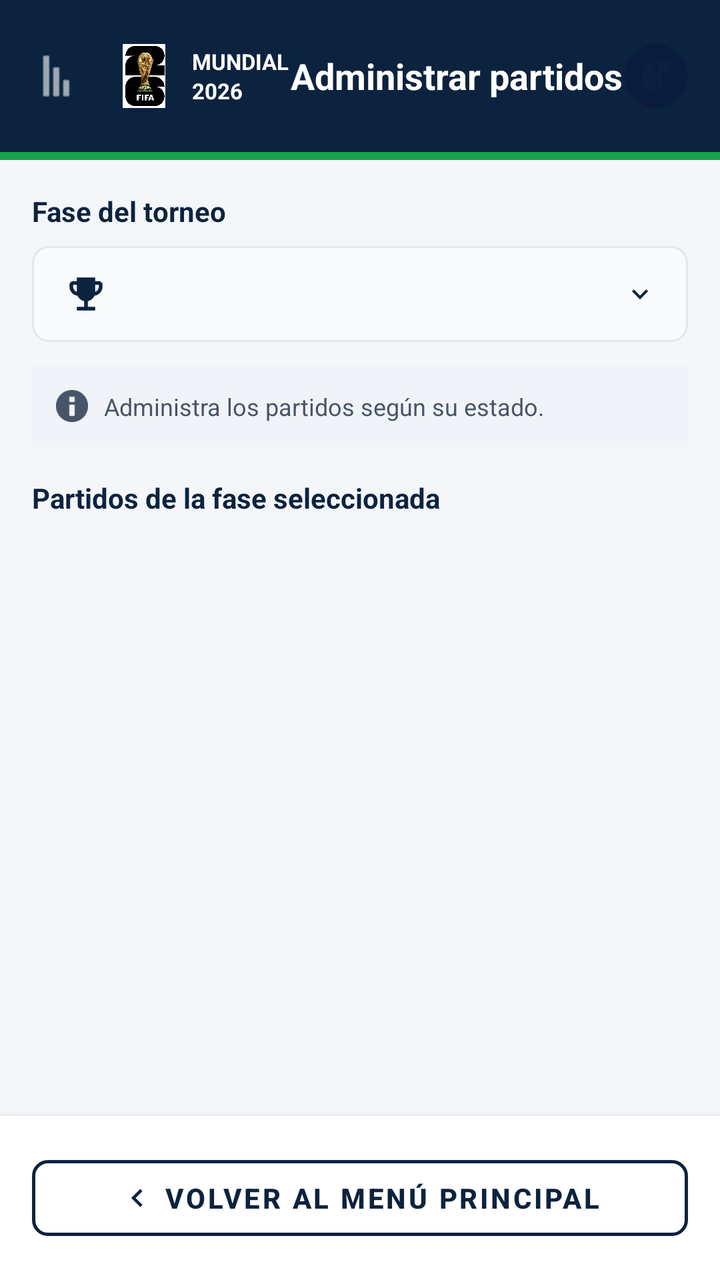
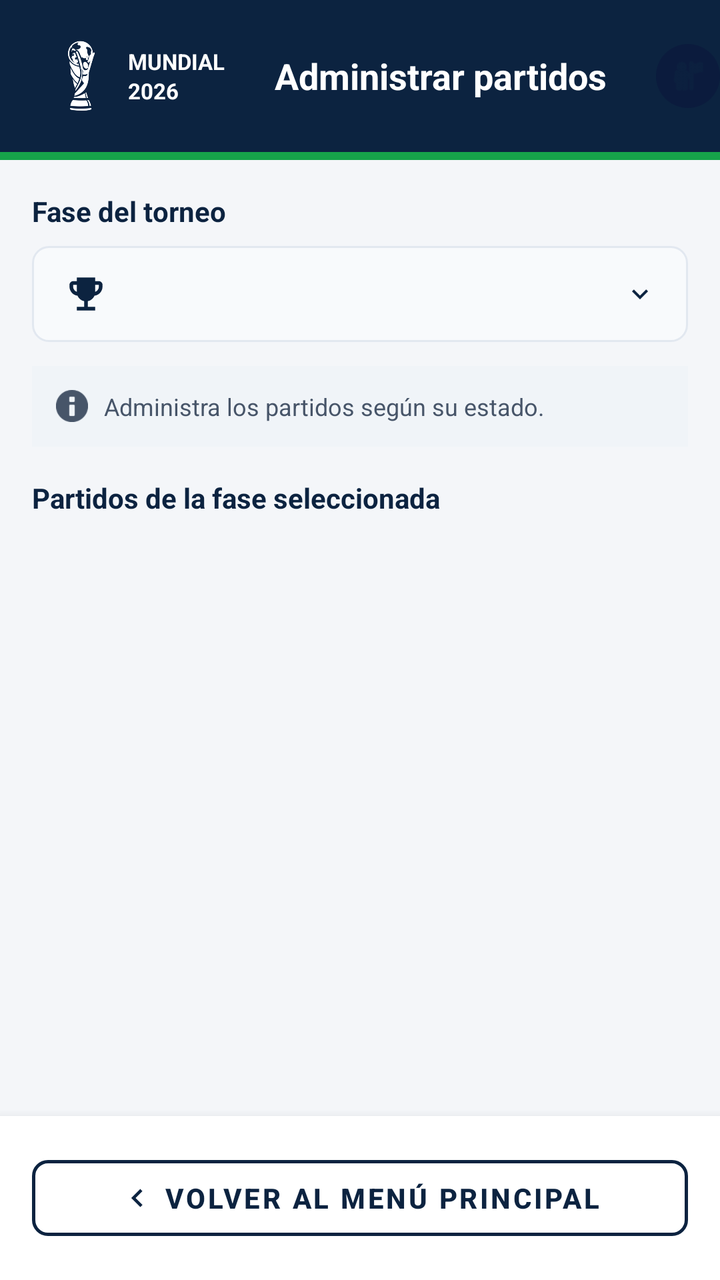

Two renders of the same Android screen: before a commit and after it. Below are the layout's source before the change and the commit's diff.
<!-- AndroidManifest.xml: application theme Theme.POO4_2P_GUERRERO_MARQUEZ_PALAGUACHI -->
<!-- res/layout/activity_administrar_partidos.xml -->
<?xml version="1.0" encoding="utf-8"?>
<LinearLayout xmlns:android="http://schemas.android.com/apk/res/android"
    xmlns:app="http://schemas.android.com/apk/res-auto"
    android:layout_width="match_parent"
    android:layout_height="match_parent"
    android:background="#F4F6F9"
    android:orientation="vertical">

    <LinearLayout
        android:layout_width="match_parent"
        android:layout_height="76dp"
        android:background="#0C2340"
        android:gravity="center_vertical"
        android:orientation="horizontal"
        android:paddingHorizontal="16dp">

        <ImageView
            android:layout_width="24dp"
            android:layout_height="24dp"
            android:src="@android:drawable/ic_menu_sort_by_size"
            android:rotation="-90"
            app:tint="#FFFFFF" />

        <ImageView
            android:layout_width="32dp"
            android:layout_height="32dp"
            android:layout_marginStart="16dp"
            android:src="@drawable/logo_mundial_2026" />

        <LinearLayout
            android:layout_width="wrap_content"
            android:layout_height="wrap_content"
            android:layout_marginStart="8dp"
            android:orientation="vertical">

            <TextView
                android:layout_width="wrap_content"
                android:layout_height="wrap_content"
                android:text="MUNDIAL"
                android:textColor="#FFFFFF"
                android:textSize="11sp"
                android:textStyle="bold" />
            <TextView
                android:layout_width="wrap_content"
                android:layout_height="wrap_content"
                android:text="2026"
                android:textColor="#FFFFFF"
                android:textSize="11sp"
                android:textStyle="bold" />
        </LinearLayout>

        <TextView
            android:layout_width="0dp"
            android:layout_height="wrap_content"
            android:layout_weight="1"
            android:gravity="center"
            android:text="Administrar partidos"
            android:textColor="#FFFFFF"
            android:textSize="18sp"
            android:textStyle="bold" />

        <ImageView
            android:layout_width="32dp"
            android:layout_height="32dp"
            android:background="@drawable/shape_circle_avatar"
            android:padding="6dp"
            android:src="@android:drawable/ic_menu_myplaces"
            app:tint="#0C2340" />
    </LinearLayout>

    <View
        android:layout_width="match_parent"
        android:layout_height="4dp"
        android:background="#16A34A" />

    <ScrollView
        android:layout_width="match_parent"
        android:layout_height="0dp"
        android:layout_weight="1"
        android:fillViewport="true">

        <LinearLayout
            android:layout_width="match_parent"
            android:layout_height="wrap_content"
            android:orientation="vertical"
            android:padding="16dp">

            <TextView
                android:layout_width="wrap_content"
                android:layout_height="wrap_content"
                android:layout_marginBottom="8dp"
                android:text="Fase del torneo"
                android:textColor="#0C2340"
                android:textSize="14sp"
                android:textStyle="bold" />

            <LinearLayout
                android:layout_width="match_parent"
                android:layout_height="48dp"
                android:background="@drawable/spinner_background"
                android:gravity="center_vertical"
                android:orientation="horizontal"
                android:paddingHorizontal="16dp">

                <ImageView
                    android:layout_width="22dp"
                    android:layout_height="22dp"
                    android:src="@drawable/ic_copa"
                    app:tint="#0C2340" />

                <Spinner
                    android:id="@+id/spinnerFasesAdmin"
                    android:layout_width="0dp"
                    android:layout_height="match_parent"
                    android:layout_weight="1"
                    android:layout_marginStart="12dp"
                    android:background="@android:color/transparent" />

                <ImageView
                    android:layout_width="16dp"
                    android:layout_height="16dp"
                    android:layout_marginStart="8dp"
                    android:src="@drawable/ic_flecha_derecha"
                    android:rotation="90"
                    app:tint="#0C2340" />
            </LinearLayout>

            <LinearLayout
                android:layout_width="match_parent"
                android:layout_height="wrap_content"
                android:layout_marginTop="12dp"
                android:background="#F0F4F8"
                android:padding="12dp"
                android:gravity="center_vertical"
                android:orientation="horizontal">

                <ImageView
                    android:layout_width="16dp"
                    android:layout_height="16dp"
                    android:src="@android:drawable/ic_dialog_info"
                    app:tint="#475569" />

                <TextView
                    android:layout_width="wrap_content"
                    android:layout_height="wrap_content"
                    android:layout_marginStart="8dp"
                    android:text="Administra los partidos según su estado."
                    android:textColor="#475569"
                    android:textSize="12sp" />
            </LinearLayout>

            <TextView
                android:layout_width="wrap_content"
                android:layout_height="wrap_content"
                android:layout_marginTop="16dp"
                android:layout_marginBottom="8dp"
                android:text="Partidos de la fase seleccionada"
                android:textColor="#0C2340"
                android:textSize="14sp"
                android:textStyle="bold" />

            <LinearLayout
                android:id="@+id/contenedorPartidosAdmin"
                android:layout_width="match_parent"
                android:layout_height="wrap_content"
                android:orientation="vertical"
                android:paddingBottom="16dp" />

        </LinearLayout>
    </ScrollView>

    <LinearLayout
        android:layout_width="match_parent"
        android:layout_height="wrap_content"
        android:background="#FFFFFF"
        android:elevation="8dp"
        android:padding="16dp">

        <Button
            android:id="@+id/btnVolverAdmin"
            style="@style/Widget.MaterialComponents.Button.OutlinedButton"
            android:layout_width="match_parent"
            android:layout_height="50dp"
            android:onClick="volverAlMenu"
            android:text="Volver al menú principal"
            android:textColor="#0C2340"
            android:textSize="14sp"
            android:textStyle="bold"
            app:cornerRadius="8dp"
            app:icon="@drawable/ic_flecha_izquierda"
            app:iconGravity="textStart"
            app:iconTint="#0C2340"
            app:strokeColor="#0C2340"
            app:strokeWidth="1.5dp" />
    </LinearLayout>

</LinearLayout>
<!-- resources referenced by this layout -->
<resources>
  <!-- drawable ic_copa (drawable) -->
  <vector xmlns:android="http://schemas.android.com/apk/res/android"
      android:width="24dp"
      android:height="24dp"
      android:viewportWidth="24"
      android:viewportHeight="24">
      <path
          android:fillColor="#0C2340"
          android:pathData="M19,5h-2V3H7v2H5C3.9,5 3,5.9 3,7v1c0,2.55 1.92,4.63 4.39,4.94c0.63,1.5 1.98,2.63 3.61,2.96V19H7v2h10v-2h-4v-3.1c1.63,-0.33 2.98,-1.46 3.61,-2.96C19.08,12.63 21,10.55 21,8V7C21,5.9 20.1,5 19,5zM5,8V7h2v3.82C5.84,10.4 5,9.3 5,8zM19,8c0,1.3 -0.84,2.4 -2,2.82V7h2V8z"/>
  </vector>
  <!-- drawable ic_flecha_derecha (drawable) -->
  <vector xmlns:android="http://schemas.android.com/apk/res/android"
      android:width="24dp"
      android:height="24dp"
      android:viewportWidth="24"
      android:viewportHeight="24">
      <path
          android:fillColor="#0C2340"
          android:pathData="M8.59,16.58L13.17,12L8.59,7.41L10,6L16,12L10,18L8.59,16.58Z"/>
  </vector>
  <!-- drawable ic_flecha_izquierda (drawable) -->
  <?xml version="1.0" encoding="utf-8"?>
  <rotate xmlns:android="http://schemas.android.com/apk/res/android"
      android:drawable="@drawable/ic_flecha_derecha"
      android:fromDegrees="180"
      android:toDegrees="180"
      android:pivotX="50%"
      android:pivotY="50%" />
  <!-- drawable logo_mundial_2026: jpg bitmap (drawable, 285951 bytes) -->
  <!-- drawable shape_circle_avatar (drawable) -->
  <?xml version="1.0" encoding="utf-8"?>
  <shape xmlns:android="http://schemas.android.com/apk/res/android"
      android:shape="oval">
      <solid android:color="#0B1B3D" />
  </shape>
  <!-- drawable spinner_background (drawable) -->
  <?xml version="1.0" encoding="utf-8"?>
  <shape xmlns:android="http://schemas.android.com/apk/res/android"
      android:shape="rectangle">
  
      <solid android:color="#F8FAFC" />
  
      <stroke
          android:width="1dp"
          android:color="#E2E8F0" />
  
      <corners android:radius="8dp" />
  
  </shape>
  <style name="Theme.POO4_2P_GUERRERO_MARQUEZ_PALAGUACHI" parent="Base.Theme.POO4_2P_GUERRERO_MARQUEZ_PALAGUACHI" />
  <style name="Base.Theme.POO4_2P_GUERRERO_MARQUEZ_PALAGUACHI" parent="Theme.Material3.DayNight.NoActionBar">
          
          
      </style>
</resources>

<!-- the commit's change to res/layout/activity_administrar_partidos.xml (unified diff, before → after) -->
@@ -11,26 +11,17 @@
         android:layout_height="76dp"
         android:background="#0C2340"
         android:gravity="center_vertical"
-        android:orientation="horizontal"
-        android:paddingHorizontal="16dp">
+        android:orientation="horizontal">
 
         <ImageView
-            android:layout_width="24dp"
-            android:layout_height="24dp"
-            android:src="@android:drawable/ic_menu_sort_by_size"
-            android:rotation="-90"
-            app:tint="#FFFFFF" />
-
-        <ImageView
-            android:layout_width="32dp"
-            android:layout_height="32dp"
+            android:layout_width="48dp"
+            android:layout_height="42dp"
             android:layout_marginStart="16dp"
-            android:src="@drawable/logo_mundial_2026" />
+            android:src="@drawable/copa_mundial_blanca" />
 
         <LinearLayout
             android:layout_width="wrap_content"
             android:layout_height="wrap_content"
-            android:layout_marginStart="8dp"
             android:orientation="vertical">
 
             <TextView
<!-- resource entries referenced after the edit -->
@@ -1,5 +1,6 @@
 <!-- resources referenced by this layout -->
 <resources>
+  <!-- drawable copa_mundial_blanca: png bitmap (drawable, 53141 bytes) -->
   <!-- drawable ic_copa (drawable) -->
   <vector xmlns:android="http://schemas.android.com/apk/res/android"
       android:width="24dp"
@@ -28,7 +29,6 @@
       android:toDegrees="180"
       android:pivotX="50%"
       android:pivotY="50%" />
-  <!-- drawable logo_mundial_2026: jpg bitmap (drawable, 285951 bytes) -->
   <!-- drawable shape_circle_avatar (drawable) -->
   <?xml version="1.0" encoding="utf-8"?>
   <shape xmlns:android="http://schemas.android.com/apk/res/android"
